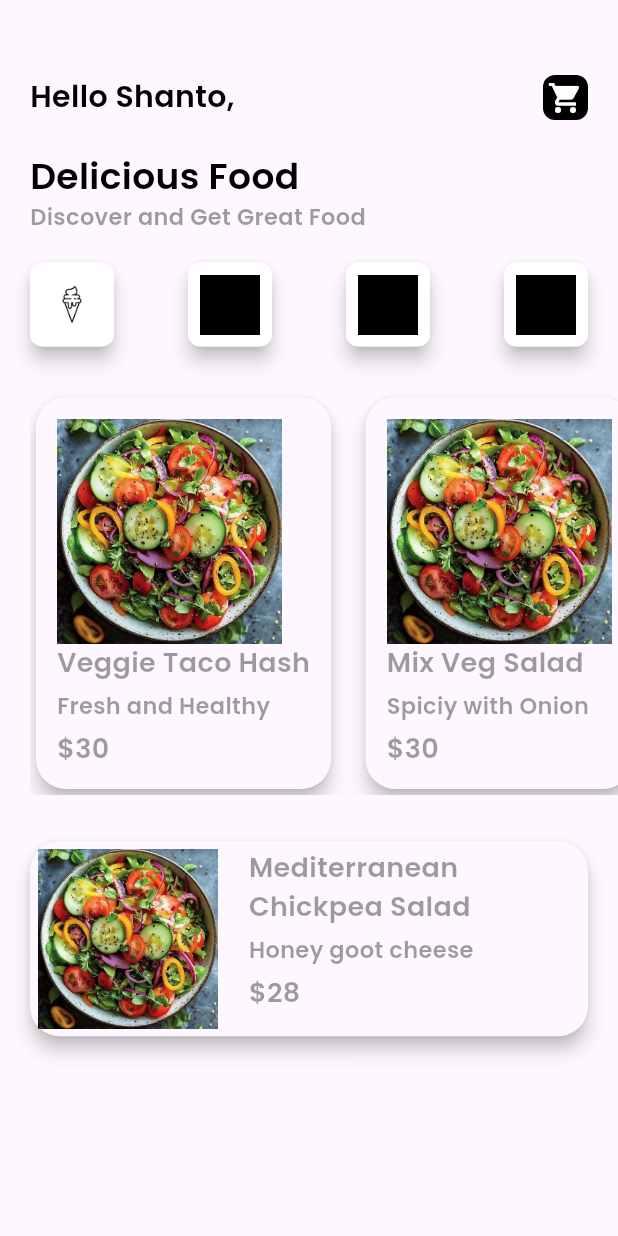
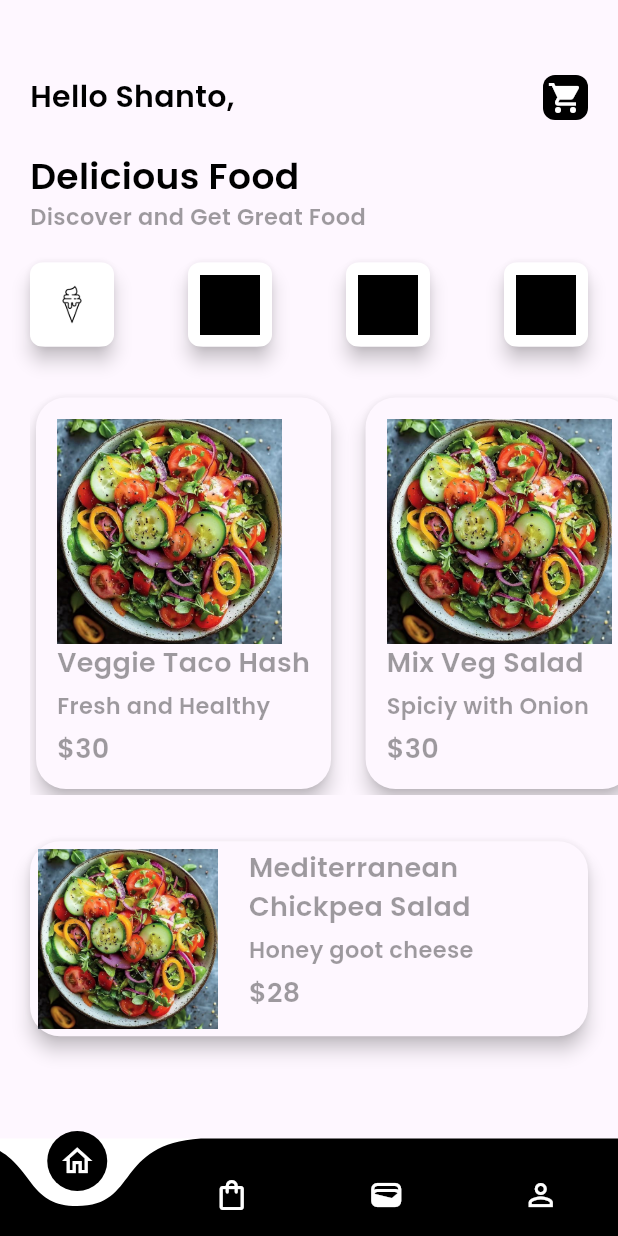
Before and after one commit to shanto-nath/final-project-section-2-Group-1, a Flutter app: the screen it shows after launch, on a phone screen of 412 x 824 dp. Run offline on Flutter 3.47's test engine with Material 3 defaults, Android fonts, the phone set to English and light mode, and no system bars; drawn by our look-alikes of curved_navigation_bar.

Commit message:
BottomNav & work on Details page

```diff
--- a/lib/main.dart
+++ b/lib/main.dart
@@ -1,4 +1,5 @@
 import 'package:flutter/material.dart';
+import 'package:testproject/pages/bottomnav.dart';
 import 'package:testproject/pages/home.dart';
 
 void main() {
@@ -31,7 +32,7 @@ class MyApp extends StatelessWidget {
         // tested with just a hot reload.
         colorScheme: ColorScheme.fromSeed(seedColor: Colors.deepPurple),
       ),
-      home: Home()
+      home: BottomNav(),
     );
   }
 }
--- a/lib/pages/bottomnav.dart
+++ b/lib/pages/bottomnav.dart
@@ -13,7 +13,7 @@ class BottomNav extends StatefulWidget {
 }
 
 class _BottomNavState extends State<BottomNav> {
-  int currentTabIndex=0;
+  int currentTabIndex = 0;
 
   late List<Widget> pages;
   late Widget currentPages;
@@ -24,34 +24,34 @@ class _BottomNavState extends State<BottomNav> {
 
   @override
   void initState() {
-    homepage=Home();
-    order=Order();
-    profile=Profile();
-    wallet=Wallet();
-    pages=[homepage, order, wallet, profile];
+    homepage = Home();
+    order = Order();
+    profile = Profile();
+    wallet = Wallet();
+    pages = [homepage, order, wallet, profile];
     super.initState();
   }
+
   @override
   Widget build(BuildContext context) {
     return Scaffold(
       bottomNavigationBar: CurvedNavigationBar(
         height: 65,
-      backgroundColor: Colors.black,
+        backgroundColor: Colors.white,
+        color: Colors.black,
         animationDuration: Duration(milliseconds: 500),
-      onTap: (int index){
+        onTap: (int index) {
           setState(() {
-          currentTabIndex=index;
+            currentTabIndex = index;
           });
         },
-      items:
-      [Icon(
-        Icons.home_outlined,
-        color: Colors.white,
+        items: [
+          Icon(Icons.home_outlined, color: Colors.white),
+          Icon(Icons.shopping_bag_outlined, color: Colors.white),
+          Icon(Icons.wallet_outlined, color: Colors.white),
+          Icon(Icons.person_outline, color: Colors.white),
+        ],
       ),
-        Icon(Icons.shopping_bag_outlined, color: Colors.white,),
-        Icon(Icons.wallet_outlined, color: Colors.white,),
-        Icon(Icons.person_outline, color: Colors.white,)
-        ]),
       body: pages[currentTabIndex],
     );
   }
--- a/lib/pages/home.dart
+++ b/lib/pages/home.dart
@@ -1,4 +1,5 @@
 import 'package:flutter/material.dart';
+import 'package:testproject/pages/details.dart';
 import 'package:testproject/widget/widget_support.dart';
 
 class Home extends StatefulWidget {
@@ -40,67 +41,97 @@ class _HomeState extends State<Home> {
               style: AppWidget.LightTextFieldStyle(),
             ),
             SizedBox(height: 20.0),
-            Container(
-              margin: EdgeInsets.only(right: 20.0),
-              child: showItem()),
-            SizedBox(height: 30.0,),
+            Container(margin: EdgeInsets.only(right: 20.0), child: showItem()),
+            SizedBox(height: 30.0),
 
             SingleChildScrollView(
               scrollDirection: Axis.horizontal,
-              child: Row(children: [
+              child: Row(
+                children: [
+                  GestureDetector(
+                    onTap: () {
+                      Navigator.push(
+                        context,
+                        MaterialPageRoute(builder: (context) => Details()),
+                      );
+                    },
+                    child: Container(
+                      margin: EdgeInsets.all(4),
+                      child: Material(
+                        elevation: 5.0,
+                        borderRadius: BorderRadius.circular(20),
+                        child: Container(
+                          padding: EdgeInsets.all(14),
+                          child: Column(
+                            crossAxisAlignment: CrossAxisAlignment.start,
+                            children: [
+                              Image.asset(
+                                'images/salad.png',
+                                height: 150,
+                                width: 150,
+                                fit: BoxFit.cover,
+                              ),
+                              Text(
+                                "Veggie Taco Hash",
+                                style: AppWidget.semibooldTextFieldStyle(),
+                              ),
+                              SizedBox(height: 5.0),
+                              Text(
+                                "Fresh and Healthy",
+                                style: AppWidget.LightTextFieldStyle(),
+                              ),
+                              SizedBox(height: 5.0),
+                              Text(
+                                '\$30',
+                                style: AppWidget.semibooldTextFieldStyle(),
+                              ),
+                            ],
+                          ),
+                        ),
+                      ),
+                    ),
+                  ),
+
+                  SizedBox(width: 15.0),
                   Container(
                     margin: EdgeInsets.all(4),
                     child: Material(
                       elevation: 5.0,
                       borderRadius: BorderRadius.circular(20),
                       child: Container(
-                      padding:EdgeInsets.all(14),
+                        padding: EdgeInsets.all(14),
                         child: Column(
                           crossAxisAlignment: CrossAxisAlignment.start,
                           children: [
-                        Image.asset('images/salad.png', height: 150, width: 150, fit: BoxFit.cover,),
-                        Text("Veggie Taco Hash",
-                         style: AppWidget.semibooldTextFieldStyle(),),
-                         SizedBox(height: 5.0,),
-                         Text("Fresh and Healthy",
-                         style: AppWidget.LightTextFieldStyle(),),
-                         SizedBox(height: 5.0,),
-                         Text('\$30', style: AppWidget.semibooldTextFieldStyle(),),
-
-                      ],)
+                            Image.asset(
+                              'images/salad.png',
+                              height: 150,
+                              width: 150,
+                              fit: BoxFit.cover,
+                            ),
+                            Text(
+                              "Mix Veg Salad",
+                              style: AppWidget.semibooldTextFieldStyle(),
+                            ),
+                            SizedBox(height: 5.0),
+                            Text(
+                              "Spiciy with Onion",
+                              style: AppWidget.LightTextFieldStyle(),
+                            ),
+                            SizedBox(height: 5.0),
+                            Text(
+                              '\$30',
+                              style: AppWidget.semibooldTextFieldStyle(),
+                            ),
+                          ],
                         ),
                       ),
                     ),
-
-                SizedBox(width: 15.0,),
-                Container(
-                  margin: EdgeInsets.all(4),
-                  child: Material(
-                    elevation: 5.0,
-                    borderRadius: BorderRadius.circular(20),
-                    child: Container(
-                      padding:EdgeInsets.all(14),
-                      child: Column(
-                        crossAxisAlignment: CrossAxisAlignment.start,
-                        children: [
-                        Image.asset('images/salad.png', height: 150, width: 150, fit: BoxFit.cover,),
-                        Text("Mix Veg Salad",
-                         style: AppWidget.semibooldTextFieldStyle(),),
-                         SizedBox(height: 5.0,),
-                         Text("Spiciy with Onion",
-                         style: AppWidget.LightTextFieldStyle(),),
-                         SizedBox(height: 5.0,),
-                         Text('\$30', style: AppWidget.semibooldTextFieldStyle(),),
-
-                      ],)
+                  ),
+                ],
               ),
             ),
-                ),
-              ],),
-            ),
-            SizedBox(
-              height: 30.8,
-              ),
+            SizedBox(height: 30.8),
             Container(
               margin: EdgeInsets.only(right: 20.0),
               child: Material(
@@ -108,7 +139,7 @@ class _HomeState extends State<Home> {
                 borderRadius: BorderRadius.circular(20),
                 child: Container(
                   padding: EdgeInsets.all(5),
-                  child:Row(
+                  child: Row(
                     crossAxisAlignment: CrossAxisAlignment.start,
                     children: [
                       Image.asset(
@@ -117,26 +148,39 @@ class _HomeState extends State<Home> {
                         width: 120,
                         fit: BoxFit.cover,
                       ),
-                      SizedBox(width: 20.8,),
-                      Column(children: [
+                      SizedBox(width: 20.8),
+                      Column(
+                        children: [
                           Container(
-                          width: MediaQuery.of(context).size.width/2,
-                          child: Text("Mediterranean Chickpea Salad", style: AppWidget.semibooldTextFieldStyle(),)),
-                          SizedBox(height: 5.0,),
+                            width: MediaQuery.of(context).size.width / 2,
+                            child: Text(
+                              "Mediterranean Chickpea Salad",
+                              style: AppWidget.semibooldTextFieldStyle(),
+                            ),
+                          ),
+                          SizedBox(height: 5.0),
                           Container(
-                          width: MediaQuery.of(context).size.width/2,
-                          child: Text("Honey goot cheese", style: AppWidget.LightTextFieldStyle(),)),
-                           SizedBox(height: 5.0,),
+                            width: MediaQuery.of(context).size.width / 2,
+                            child: Text(
+                              "Honey goot cheese",
+                              style: AppWidget.LightTextFieldStyle(),
+                            ),
+                          ),
+                          SizedBox(height: 5.0),
                           Container(
-                          width: MediaQuery.of(context).size.width/2,
-                          child: Text("\$28", style: AppWidget.semibooldTextFieldStyle(),))
-                      ],)
+                            width: MediaQuery.of(context).size.width / 2,
+                            child: Text(
+                              "\$28",
+                              style: AppWidget.semibooldTextFieldStyle(),
+                            ),
+                          ),
+                        ],
+                      ),
                     ],
                   ),
                 ),
               ),
             ),
-
           ],
         ),
       ),
--- a/pubspec.yaml
+++ b/pubspec.yaml
@@ -2,7 +2,7 @@ name: testproject
 description: "A new Flutter project."
 # The following line prevents the package from being accidentally published to
 # pub.dev using `flutter pub publish`. This is preferred for private packages.
-publish_to: 'none' # Remove this line if you wish to publish to pub.dev
+publish_to: "none" # Remove this line if you wish to publish to pub.dev
 
 # The following defines the version and build number for your application.
 # A version number is three numbers separated by dots, like 1.2.43
@@ -52,7 +52,6 @@ dev_dependencies:
 
 # The following section is specific to Flutter packages.
 flutter:
-
   # The following line ensures that the Material Icons font is
   # included with your application, so that you can use the icons in
   # the material Icons class.
@@ -60,7 +59,7 @@ flutter:
 
   # To add assets to your application, add an assets section, like this:
   assets:
-     - images/
+    - images/
   #   - images/a_dot_ham.jpeg
 
   # An image asset can refer to one or more resolution-specific "variants", see
```
Also changed, not shown: lib/pages/details.dart (added, +142 -0 lines), lib/pages/profile.dart (line endings or trailing spaces), lib/pages/wallet.dart (line endings or trailing spaces). Lines whose indentation alone changed are shown as unchanged.
